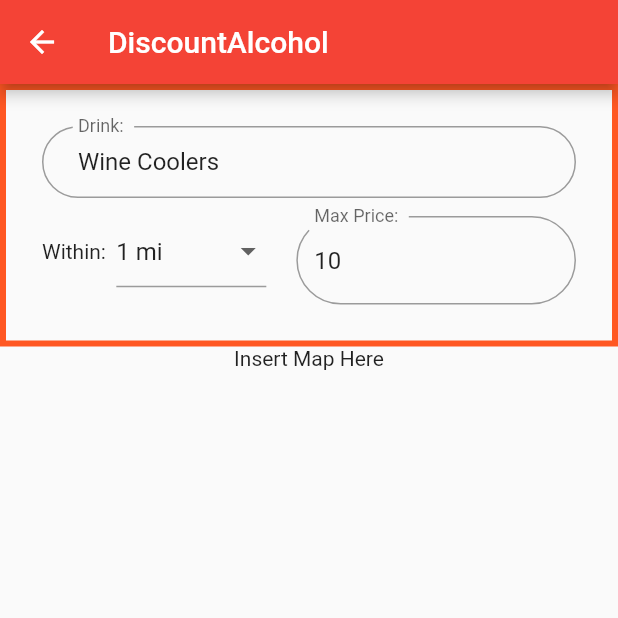
After one commit to askudlarek/DiscountAlcohol, a Flutter app: the screen it shows after launch, after a tap on "Wine Coolers", on a phone screen of 412 x 824 dp, the top half of it. The commit adds this screen. Run offline on Flutter 3.47's test engine with Material 2 defaults, Android fonts, the phone set to English and light mode, and no system bars.

Commit message:
Add skeleton for maps page

```diff
--- a/discount_alcohol/lib/main.dart
+++ b/discount_alcohol/lib/main.dart
@@ -1,4 +1,5 @@
 import 'package:flutter/material.dart';
+import 'mapPage.dart';
 
 void main() => runApp(DiscountAlcohol());
 
@@ -34,12 +35,23 @@ class _MyHomePageState extends State<MyHomePage> {
       decoration: BoxDecoration(
           color: Color.fromARGB(40, 0, 0, 0),
       ),
-      child: Card(
-        child: Center(
-          child: Text(text),
-        ),
+      child: GestureDetector(
+        onTap: () => loadMapPage(text),
+          child: Card(
+            child: Center(
+              child: Text(text),
+            ),
+          )
       )
     );
+  }
+
+  loadMapPage(String text) {
+    Navigator.push(context, MaterialPageRoute<void>(
+      builder: (BuildContext bc) {
+        return MapPageFrame(text);
+      }
+    ));
   }
 
   // builds a list of grid cells for the homepage
--- /dev/null
+++ b/discount_alcohol/lib/mapPage.dart
@@ -0,0 +1,138 @@
+import 'package:flutter/material.dart';
+
+// widget to render the page for Google map lookups
+class MapPageFrame extends StatelessWidget {
+
+  @override
+  MapPageFrame(this.initialSearchDrink);
+
+  // this string is passed all the way down to MapPageState
+  // to populate initial value of the search field
+  // assigned on construction by homepage onTap() event
+  final String initialSearchDrink;
+
+  @override
+  Widget build(BuildContext context) {
+    return Scaffold(
+      appBar: AppBar(
+        title: Text("DiscountAlcohol"),
+      ),
+      body: MapPage(initialSearchDrink),
+    );
+  }
+}
+
+class MapPage extends StatefulWidget {
+
+  MapPage(this._drinkSearch);
+
+  final String _drinkSearch;
+
+  @override
+  MapPageState createState() => MapPageState(_drinkSearch);
+}
+
+class MapPageState extends State<MapPage> {
+
+  MapPageState(this._drinkSearch);
+
+  // state variables for this page
+  String _drinkSearch;    // form: type of drink to search for (e.g. beer)
+  int _searchRadius = 1;  // filter
+  int _maxPrice = 10;     // filter
+
+  // helper function for generating dropdown menu
+  List<DropdownMenuItem<int>> getDistanceDropdownItems() {
+    return [
+      DropdownMenuItem<int>(value: 1, child: Text("1 mi")),
+      DropdownMenuItem<int>(value: 3, child: Text("3 mi")),
+      DropdownMenuItem<int>(value: 5, child: Text("5 mi")),
+      DropdownMenuItem<int>(value: 10, child: Text("10 mi")),
+      DropdownMenuItem<int>(value: 20, child: Text("20 mi")),
+      DropdownMenuItem<int>(value: 50, child: Text("50 mi")),
+    ];
+  }
+
+  Widget build(BuildContext context) {
+    // a column containing the filter (as a form) and the google maps view
+    return Column(
+      children: <Widget>[
+        // the filter/search form, should contain all necessary fields within
+        Form(
+          child: Container(
+            decoration: BoxDecoration(
+            border: Border.all(color: Colors.deepOrange, width: 4.0),
+            ),
+            padding: EdgeInsets.all(24.0),
+            child: Column(
+              children: <Widget>[
+                // the beverage to search for
+                TextFormField(
+                  decoration: InputDecoration(
+                    labelText: "Drink: ",
+                    contentPadding: EdgeInsets.fromLTRB(24, 6, 24, 6),
+                    border: OutlineInputBorder(
+                      borderRadius: BorderRadius.all(Radius.circular(40.0)),
+                      borderSide: BorderSide(
+                        width: 2.0,
+                      )
+                    ),
+                  ),
+                  initialValue: _drinkSearch,
+                ),
+                // this Row here allows the next Widgets to be on the same horizontal line
+                Row(
+                  mainAxisAlignment: MainAxisAlignment.spaceBetween,
+                  children: <Widget>[
+                    // the field for filtering by distance
+                    Text("Within:  "),
+                    Container(
+                      width: 100,
+                      child: DropdownButtonFormField<int>(
+                        value: _searchRadius,
+                        hint: Text("Distance"),
+                        items: getDistanceDropdownItems(),
+                        onChanged: (int newValue) {
+                          _searchRadius = newValue;
+                          setState((){});
+                        }
+                      ),
+                    ),
+                    // the field for filtering by price
+                    Expanded(
+                      child: Container(
+                        padding: EdgeInsets.fromLTRB(20, 12, 0, 0),
+                        child: TextFormField(
+                          decoration: InputDecoration(
+                            labelText: "Max Price: ",
+                            border: OutlineInputBorder(
+                              borderRadius: BorderRadius.all(Radius.circular(40.0)),
+                              borderSide: BorderSide(
+                                width: 2.0,
+                              )
+                            )
+                          ),
+                          initialValue: _maxPrice.toString(),
+                          onSaved: (String newValue) => setState(() {
+                            _maxPrice = int.parse(newValue);
+                          }),
+                          keyboardType: TextInputType.number,
+                        )
+                      )
+                    )
+                  ]
+                )
+              ]
+            )
+          )
+        ),
+        Container(
+        // placeholder
+        child: Center(
+            child: Text("Insert Map Here"),
+          )
+        )
+      ]
+    );
+  }
+}
```
